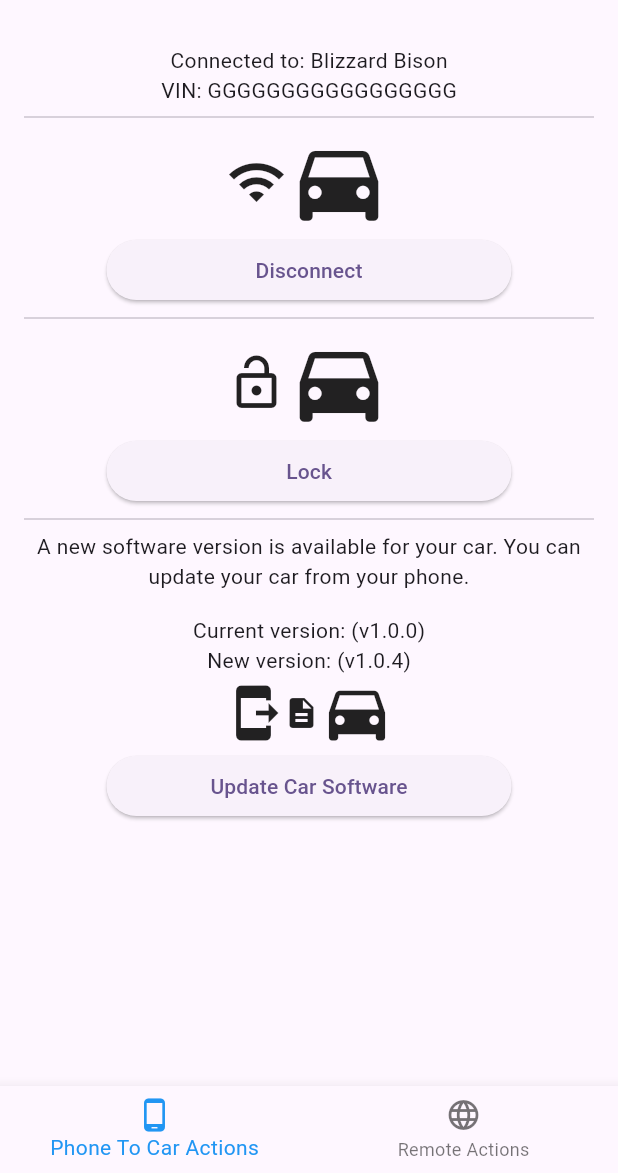
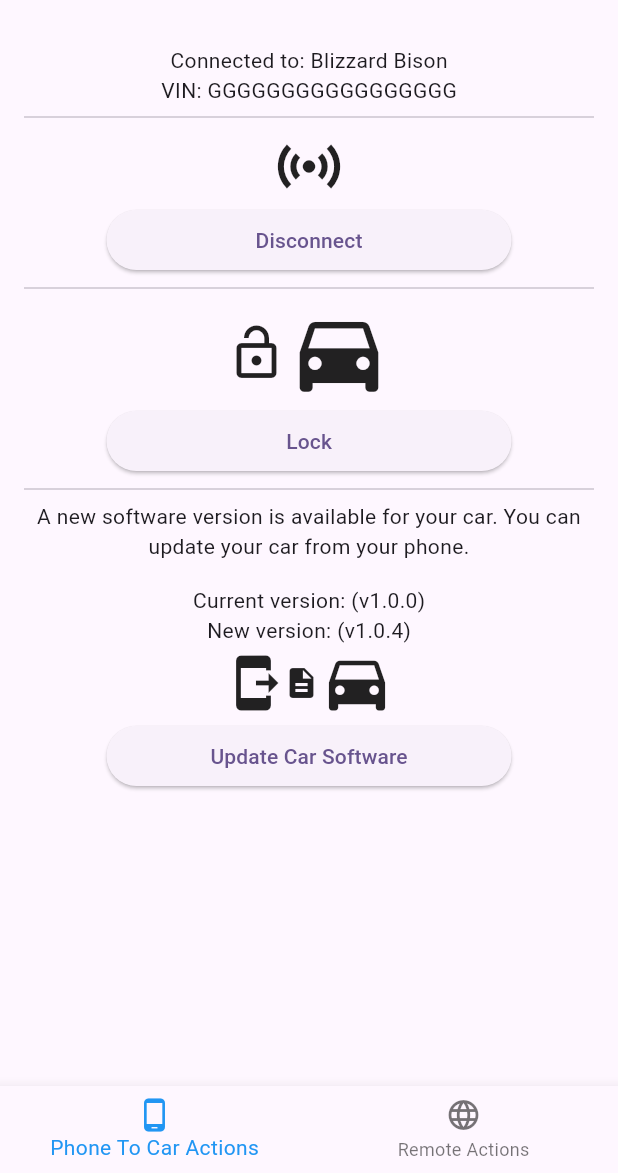
Before and after one commit to robert-northmind/mobile-o11y-demo, a Flutter app: the screen it shows after launch, after a tap on "Connect phone directly to car", on a phone screen of 412 x 824 dp, the part 63-1236 px from its top. Run offline on Flutter 3.47's test engine with Material 3 defaults, Android fonts, the phone set to English and light mode, and no system bars; our stand-ins replace equatable, flutter_riverpod, riverpod_annotation, rxdart; generated files the repository leaves out were written again; project files that could hold a hidden picture were left out.

Commit message:
updates connection icons

```diff
--- a/Mobiles/flutter/lib/features/phone_to_car_actions/presentation/widgets/connected/connected_vehicle_icons_widget.dart
+++ b/Mobiles/flutter/lib/features/phone_to_car_actions/presentation/widgets/connected/connected_vehicle_icons_widget.dart
@@ -9,12 +9,8 @@ class ConnectedVehicleIconsWidget extends StatelessWidget {
       mainAxisAlignment: MainAxisAlignment.center,
       children: [
         Icon(
-          Icons.wifi,
-          size: 40,
-        ),
-        Icon(
-          Icons.directions_car,
-          size: 70,
+          Icons.sensors,
+          size: 50,
         ),
       ],
     );
--- a/Mobiles/flutter/lib/features/phone_to_car_actions/presentation/widgets/not_connected/not_connected_widget.dart
+++ b/Mobiles/flutter/lib/features/phone_to_car_actions/presentation/widgets/not_connected/not_connected_widget.dart
@@ -23,8 +23,8 @@ class NotConnectedWidget extends ConsumerWidget {
             ),
             const Divider(),
             const Icon(
-              Icons.directions_car,
-              size: 70,
+              Icons.sensors_off,
+              size: 50,
             ),
             ButtonWithLoading(
               title: 'Connect phone directly to car',
```
